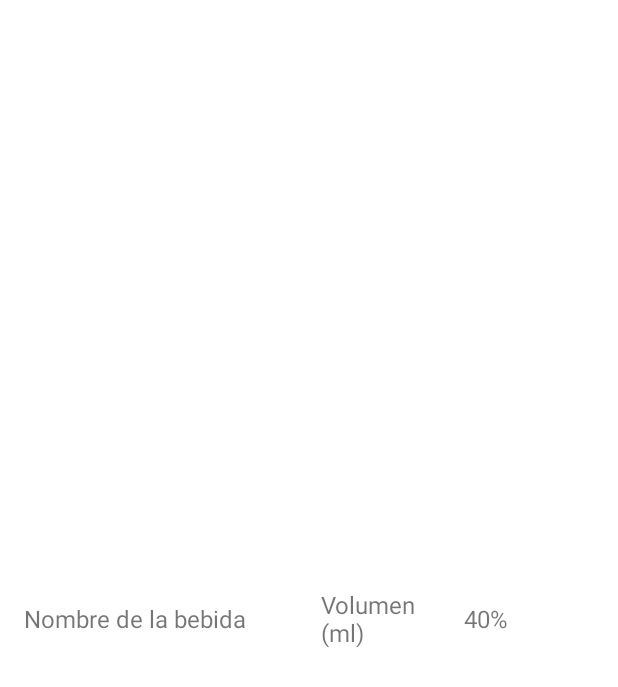
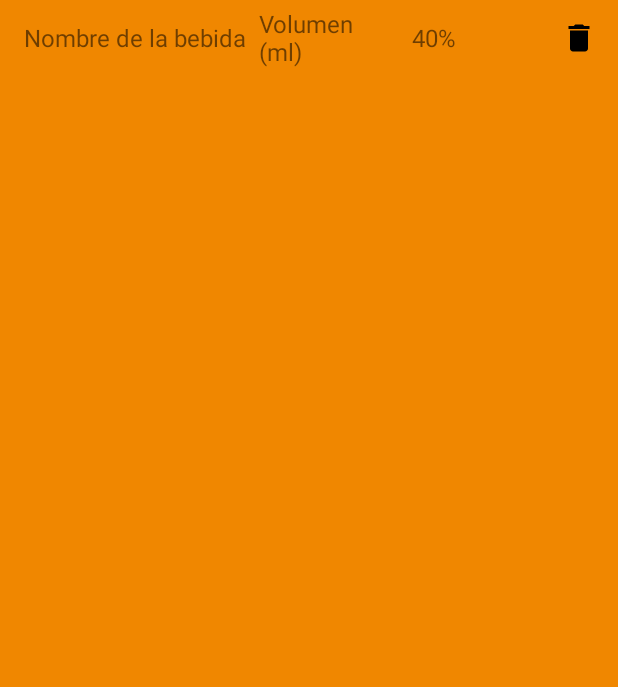
Before and after one commit to calapatricio/B.A.C-to-Reality, an Android app: the layout item_bebida.xml on its own in the app's theme, with its tools: preview values and no code run, on a phone screen of 412 x 824 dp. Shown: the top 687 px of the screen. Run offline under Robolectric (Android 15) with nearby library versions, the phone set to English and light mode, and no system bars.

Commit message:
CRD del CRUD casi completado

```diff
--- a/app/src/main/AndroidManifest.xml
+++ b/app/src/main/AndroidManifest.xml
@@ -10,6 +10,7 @@
         android:label="@string/app_name"
         android:supportsRtl="true"
         android:theme="@style/Theme.BACToReality"
+        tools:ignore="UnusedAttribute"
         tools:targetApi="31">
         <activity
             android:name=".MainActivity"
@@ -20,6 +21,8 @@
                 <category android:name="android.intent.category.LAUNCHER" />
             </intent-filter>
         </activity>
+
+        <activity android:name=".CrearBebidaActivity" />
     </application>
 
 </manifest>
--- a/app/src/main/java/com/cala/bactoreality/MainActivity.kt
+++ b/app/src/main/java/com/cala/bactoreality/MainActivity.kt
@@ -47,7 +47,8 @@ class MainActivity : AppCompatActivity() {
 
         val listener = object : SeleccionBebidaModalFragment.OnBebidaSeleccionadaListener {
             override fun onBebidaSeleccionada(bebida: Bebida) {
-                bebidaViewModel.insertBebida(bebida)
+                listaBebidas.add(bebida)
+                adapter.actualizarLista(listaBebidas)
             }
 
             override fun onCrearNuevaBebida() {
--- /dev/null
+++ b/app/src/main/res/drawable/ic_eliminar_bebida.xml
@@ -0,0 +1,5 @@
+<vector android:height="24dp" android:tint="#000000"
+    android:viewportHeight="24" android:viewportWidth="24"
+    android:width="24dp" xmlns:android="http://schemas.android.com/apk/res/android">
+    <path android:fillColor="@android:color/white" android:pathData="M6,19c0,1.1 0.9,2 2,2h8c1.1,0 2,-0.9 2,-2V7H6v12zM19,4h-3.5l-1,-1h-5l-1,1H5v2h14V4z"/>
+</vector>
--- a/app/src/main/res/layout/item_bebida.xml
+++ b/app/src/main/res/layout/item_bebida.xml
@@ -1,7 +1,7 @@
 <?xml version="1.0" encoding="utf-8"?>
 <androidx.constraintlayout.widget.ConstraintLayout xmlns:android="http://schemas.android.com/apk/res/android"
     android:layout_width="match_parent"
-    android:layout_height="match_parent"
+    android:layout_height="50dp"
     xmlns:app="http://schemas.android.com/apk/res-auto">
 
     <TextView
@@ -37,9 +37,21 @@
         android:text="@string/item_graduacion_alcohol"
         android:textSize="16sp"
         app:layout_constraintStart_toEndOf="@id/textVolumen"
-        app:layout_constraintEnd_toEndOf="parent"
+        app:layout_constraintEnd_toStartOf="@id/buttonEliminarBebida"
         app:layout_constraintTop_toTopOf="parent"
         app:layout_constraintBottom_toBottomOf="parent"
+        android:layout_marginEnd="8dp"/>
+
+    <ImageButton
+        android:id="@+id/buttonEliminarBebida"
+        android:layout_width="20dp"
+        android:layout_height="wrap_content"
+        android:src="@drawable/ic_eliminar_bebida"
+        android:background="?attr/selectableItemBackgroundBorderless"
+        app:layout_constraintStart_toEndOf="@id/textGraduacionAlcohol"
+        app:layout_constraintEnd_toEndOf="parent"
+        app:layout_constraintTop_toTopOf="@id/textGraduacionAlcohol"
+        app:layout_constraintBottom_toBottomOf="@id/textGraduacionAlcohol"
         android:layout_marginEnd="16dp"/>
 
     <androidx.constraintlayout.widget.Guideline
@@ -47,6 +59,6 @@
         android:layout_width="wrap_content"
         android:layout_height="wrap_content"
         android:orientation="vertical"
-        app:layout_constraintGuide_percent="0.5" />
+        app:layout_constraintGuide_percent="0.4" />
 
 </androidx.constraintlayout.widget.ConstraintLayout>
--- a/app/src/main/res/values-night/themes.xml
+++ b/app/src/main/res/values-night/themes.xml
@@ -1,16 +1,20 @@
 <resources xmlns:tools="http://schemas.android.com/tools">
-    <!-- Base application theme. -->
     <style name="Theme.BACToReality" parent="Theme.MaterialComponents.DayNight.DarkActionBar">
-        <!-- Primary brand color. -->
-        <item name="colorPrimary">@color/purple_200</item>
-        <item name="colorPrimaryVariant">@color/purple_700</item>
-        <item name="colorOnPrimary">@color/black</item>
-        <!-- Secondary brand color. -->
+        <!-- Colores primarios oscuros -->
+        <item name="colorPrimary">@color/purple_700</item>
+        <item name="colorPrimaryVariant">@color/black</item>
+        <item name="colorOnPrimary">@color/white</item>
+
         <item name="colorSecondary">@color/teal_200</item>
-        <item name="colorSecondaryVariant">@color/teal_200</item>
-        <item name="colorOnSecondary">@color/black</item>
-        <!-- Status bar color. -->
-        <item name="android:statusBarColor">?attr/colorPrimaryVariant</item>
-        <!-- Customize your theme here. -->
+        <item name="colorSecondaryVariant">@color/teal_700</item>
+        <item name="colorOnSecondary">@color/white</item>
+
+        <!-- Fondo oscuro para toda la app -->
+        <item name="android:windowBackground">@android:color/background_dark</item>
+        <item name="colorSurface">@android:color/background_dark</item>
+
+        <!-- Texto blanco para contraste -->
+        <item name="android:textColorPrimary">@color/black</item>
+        <item name="android:textColorSecondary">@color/black</item>
     </style>
 </resources>
--- a/app/src/main/res/values/themes.xml
+++ b/app/src/main/res/values/themes.xml
@@ -1,16 +1,19 @@
 <resources xmlns:tools="http://schemas.android.com/tools">
-    <!-- Base application theme. -->
+    <!-- Tema claro (diurno) -->
     <style name="Theme.BACToReality" parent="Theme.MaterialComponents.DayNight.DarkActionBar">
-        <!-- Primary brand color. -->
-        <item name="colorPrimary">@color/purple_500</item>
-        <item name="colorPrimaryVariant">@color/purple_700</item>
-        <item name="colorOnPrimary">@color/white</item>
-        <!-- Secondary brand color. -->
-        <item name="colorSecondary">@color/teal_200</item>
-        <item name="colorSecondaryVariant">@color/teal_700</item>
+        <item name="colorPrimary">@color/orange</item>
+        <item name="colorPrimaryVariant">@color/orange_2</item>
+        <item name="colorOnPrimary">@color/black</item>
+
+        <item name="colorSecondary">@color/blue</item>
+        <item name="colorSecondaryVariant">@color/blue</item>
         <item name="colorOnSecondary">@color/black</item>
-        <!-- Status bar color. -->
-        <item name="android:statusBarColor">?attr/colorPrimaryVariant</item>
-        <!-- Customize your theme here. -->
+
+        <item name="android:statusBarColor">@color/orange_2</item>
+        <item name="android:windowBackground">@color/orange</item>
+
+        <!-- Fuente por defecto en negro -->
+        <item name="android:textColorPrimary">@color/black</item>
+        <item name="android:textColorSecondary">@color/black</item>
     </style>
 </resources>
```
Also changed, not shown: app/build.gradle (+6 -6 lines), app/src/main/java/com/cala/bactoreality/BebidasAdapter.kt (+11 -0 lines), app/src/main/java/com/cala/bactoreality/CrearBebidaActivity.kt (+76 -1 lines), app/src/main/java/com/cala/bactoreality/SeleccionBebidaModalFragment.kt (+16 -0 lines).
